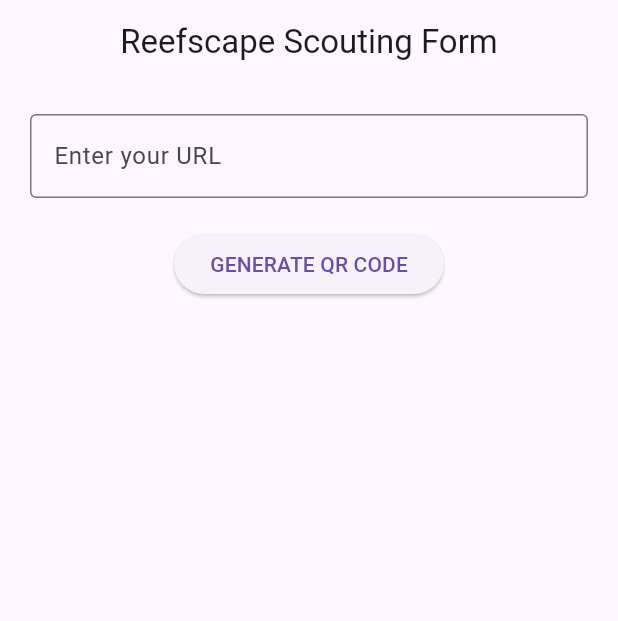
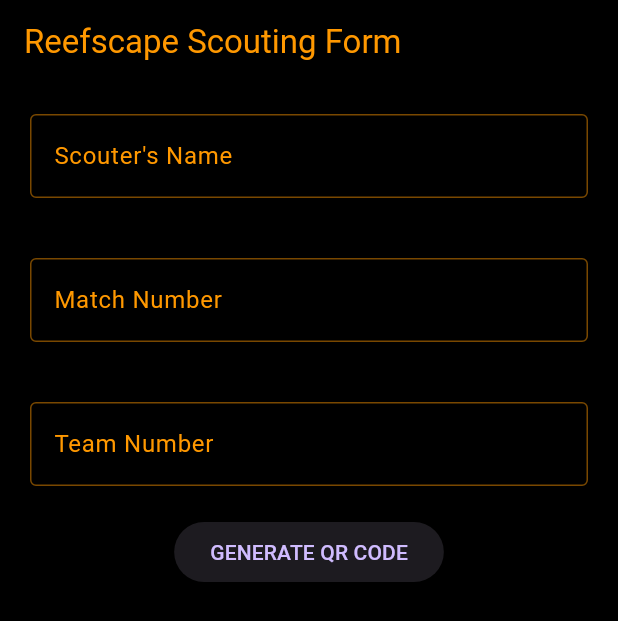
Before and after one commit to farzeen5117/scouting, a Flutter app: the screen it shows after launch, on a phone screen of 412 x 824 dp. Shown: the top 621 px of the screen. Run offline on Flutter 3.47's test engine with Material 3 defaults, Android fonts, the phone set to English and light mode, and no system bars; our stand-ins replace qr_flutter.

Commit message:
added more text boxes and color

```diff
--- a/lib/generate_qr_page.dart
+++ b/lib/generate_qr_page.dart
@@ -1,5 +1,6 @@
 import 'package:flutter/material.dart';
 import 'qr_image.dart';
+import 'package:flutter/services.dart';
 
 class GenerateQRCode extends StatefulWidget {
   const GenerateQRCode({super.key});
@@ -9,39 +10,72 @@ class GenerateQRCode extends StatefulWidget {
 }
 
 class GenerateQRCodeState extends State<GenerateQRCode> {
-  TextEditingController controller = TextEditingController();
+  final List<TextEditingController> controllers = [
+    TextEditingController(), // Scouter's Name
+    TextEditingController(), // Match Number
+    TextEditingController(), // Team Number
+    TextEditingController(),
+    TextEditingController()
+  ];
+  TextEditingController finalController = TextEditingController();
+  final _formKey = GlobalKey<FormState>();
 
   @override
   Widget build(BuildContext context) {
-    return Scaffold(
-      appBar: AppBar(
-        title: const Text('Reefscape Scouting Form'),
-        centerTitle: true,
-      ),
-      body: Column(
+    return Form(
+      key: _formKey,
+      child: Column(
         crossAxisAlignment: CrossAxisAlignment.center,
         children: [
           Container(
             margin: const EdgeInsets.all(20),
             child: TextField(
-              controller: controller,
+              controller: controllers[0],
               decoration: const InputDecoration(
-                  border: OutlineInputBorder(), labelText: 'Enter your URL'),
+                  border: OutlineInputBorder(), labelText: 'Scouter\'s Name'),
+            ),
+          ),
+          Container(
+            margin: const EdgeInsets.all(20),
+            child: TextField(
+              controller: controllers[1],
+              keyboardType: TextInputType.number,
+              inputFormatters: [
+                FilteringTextInputFormatter.digitsOnly,
+                LengthLimitingTextInputFormatter(3)
+              ],
+              decoration: const InputDecoration(
+                  border: OutlineInputBorder(), labelText: 'Match Number'),
+            ),
+          ),
+          Container(
+            margin: const EdgeInsets.all(20),
+            child: TextField(
+              controller: controllers[2],
+              keyboardType: TextInputType.number,
+              inputFormatters: [
+                FilteringTextInputFormatter.digitsOnly,
+                LengthLimitingTextInputFormatter(5)
+              ],
+              decoration: const InputDecoration(
+                  border: OutlineInputBorder(), labelText: 'Team Number'),
             ),
           ),
           //This button when pressed navigates to QR code generation
           ElevatedButton(
               onPressed: () async {
+                finalController.text =
+                    '${controllers[0].text}\t${controllers[1].text}\t${controllers[2].text}';
                 ScaffoldMessenger.of(context).showSnackBar(
                   SnackBar(
-                    content: Text('data: ${controller.text}'),
+                    content: Text('data: ${finalController.text}'),
                   ),
                 );
                 Navigator.push(
                   context,
                   MaterialPageRoute(
                     builder: ((context) {
-                      return QRImage(controller);
+                      return QRImage(finalController);
                     }),
                   ),
                 );
--- a/lib/main.dart
+++ b/lib/main.dart
@@ -1,21 +1,37 @@
 import 'package:flutter/material.dart';
 import 'generate_qr_page.dart';
 
-void main() {
-  runApp(const MyApp());
-}
+void main() => runApp(const MyApp());
 
 class MyApp extends StatelessWidget {
   const MyApp({super.key});
 
   @override
   Widget build(BuildContext context) {
+    const appTitle = 'FRC 2583 Scouting Form';
     return MaterialApp(
-      title: 'FRC 2583 Scouting Form',
+      title: appTitle,
       debugShowCheckedModeBanner: false,
-      theme:
-          ThemeData(primaryColor: Colors.black54, primarySwatch: Colors.brown),
-      home: const GenerateQRCode(),
+      home: Scaffold(
+        appBar: AppBar(title: const Text('Reefscape Scouting Form')),
+        body: const GenerateQRCode(),
+      ),
+      theme: ThemeData.dark().copyWith(
+        scaffoldBackgroundColor: Colors.black,
+        appBarTheme: const AppBarTheme(
+          backgroundColor: Colors.black,
+          foregroundColor: Colors.orange,
+        ),
+        inputDecorationTheme: const InputDecorationTheme(
+          labelStyle: TextStyle(color: Colors.orange),
+          focusedBorder: OutlineInputBorder(
+            borderSide: BorderSide(color: Colors.orange),
+          ),
+          enabledBorder: OutlineInputBorder(
+            borderSide: BorderSide(color: Color.fromARGB(255, 121, 72, 0)),
+          ),
+        ),
+      ),
     );
   }
 }
```
